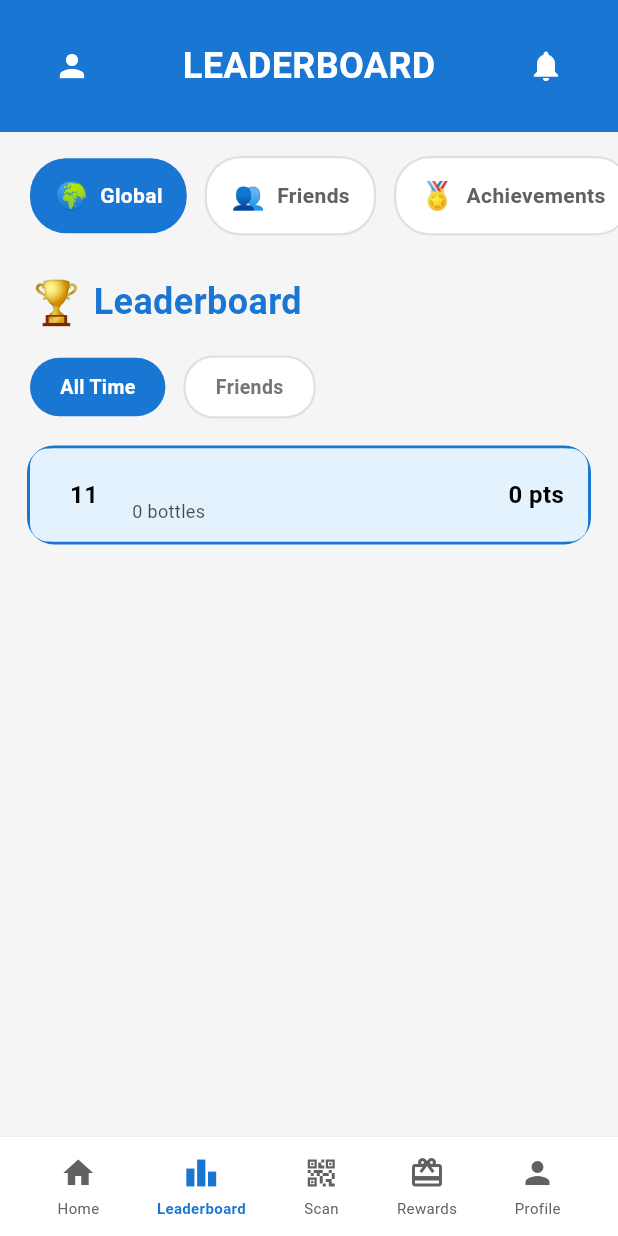
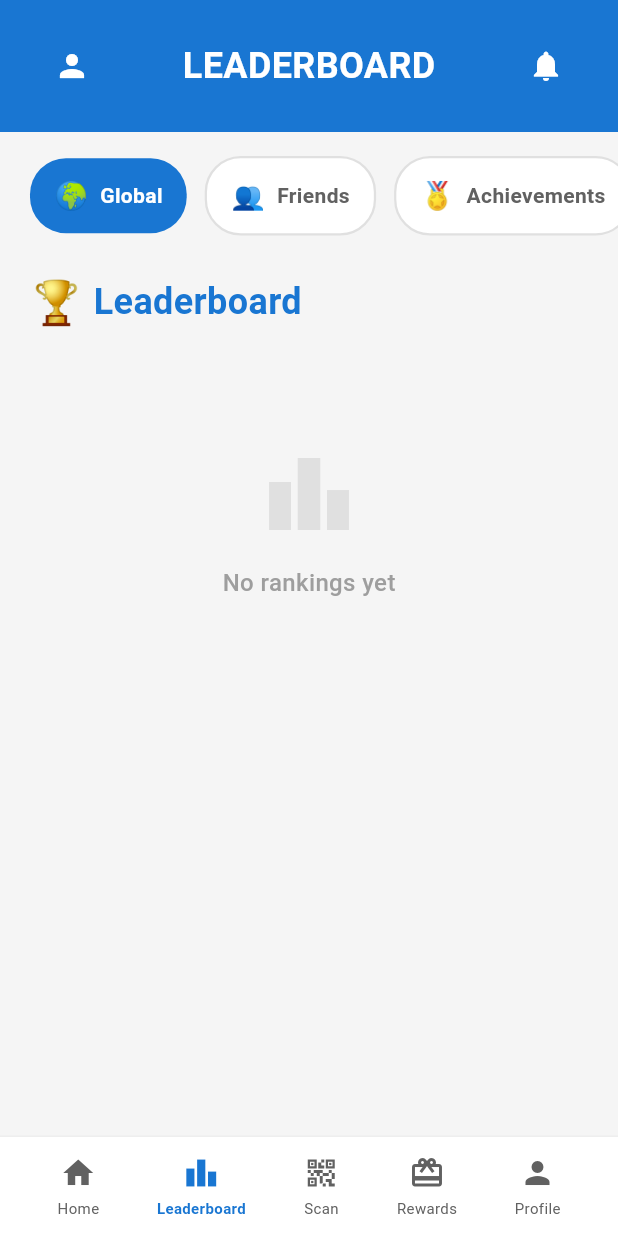
Before and after one commit to jerronjunior/Price-ur-Plastic, a Flutter app: the screen it shows once a user with an empty profile is signed in, item 2 of the bottom bar chosen, on a phone screen of 412 x 824 dp. Run offline on Flutter 3.47's test engine with Material 3 defaults, Android fonts, the phone set to English and light mode, and no system bars; our stand-ins replace camera, cloud_firestore, firebase_auth, firebase_core, firebase_storage, go_router and 1 more; missing offline and left inert: mobile_scanner; accounts and stored records are empty; network calls fail.

Commit message:
feat: Add welcome message functionality for new users and update UI in home and leaderboard screens

```diff
--- a/lib/providers/auth_provider.dart
+++ b/lib/providers/auth_provider.dart
@@ -21,6 +21,10 @@ class AuthProvider with ChangeNotifier {
   UserModel? get user => _user;
 
   bool get isLoggedIn => userId != null;
+
+  // Flag to show welcome message only after login
+  bool _justLoggedIn = false;
+  bool get justLoggedIn => _justLoggedIn;
 
   /// Stream for router refresh on login/logout.
   Stream<User?> get authStateChanges => _auth.authStateChanges;
@@ -92,6 +96,8 @@ class AuthProvider with ChangeNotifier {
         );
         notifyListeners();
       }
+      // Set flag to show welcome message
+      _justLoggedIn = true;
       return null;
     } on FirebaseAuthException catch (e) {
       return _friendlyAuthMessage(e, fallback: 'Registration failed.');
@@ -124,6 +130,8 @@ class AuthProvider with ChangeNotifier {
           );
           notifyListeners();
         }
+        // Set flag to show welcome message
+        _justLoggedIn = true;
       }
       return null;
     } on FirebaseAuthException catch (e) {
@@ -163,6 +171,13 @@ class AuthProvider with ChangeNotifier {
   Future<void> logout() async {
     await _auth.signOut();
     _user = null;
+    _justLoggedIn = false;
+    notifyListeners();
+  }
+
+  /// Reset welcome message flag after display.
+  void resetWelcomeMessage() {
+    _justLoggedIn = false;
     notifyListeners();
   }
 
--- a/lib/screens/home/home_screen.dart
+++ b/lib/screens/home/home_screen.dart
@@ -15,12 +15,15 @@ class HomeScreen extends StatefulWidget {
 }
 
 class _HomeScreenState extends State<HomeScreen> {
-  late bool _showWelcome;
+  bool _showWelcome = false;
   bool _showNotificationPanel = false;
 
   @override
   void initState() {
     super.initState();
+    // Check if user just logged in
+    final authProvider = context.read<AuthProvider>();
+    if (authProvider.justLoggedIn) {
       _showWelcome = true;
       // Hide welcome message after 2 seconds
       Future.delayed(const Duration(seconds: 2), () {
@@ -28,8 +31,11 @@ class _HomeScreenState extends State<HomeScreen> {
           setState(() {
             _showWelcome = false;
           });
+          // Reset the flag so it doesn't show again
+          authProvider.resetWelcomeMessage();
         }
       });
+    }
   }
 
   @override
--- a/lib/screens/leaderboard/leaderboard_screen.dart
+++ b/lib/screens/leaderboard/leaderboard_screen.dart
@@ -18,7 +18,6 @@ class LeaderboardScreen extends StatefulWidget {
 
 class _LeaderboardScreenState extends State<LeaderboardScreen> {
   String _activeTab = 'Global'; // Global, Friends, Achievements
-  String _activeFilter = 'All Time'; // All Time, Friends
   bool _showNotificationPanel = false;
 
   // Color scheme for top 3 rankings
@@ -137,31 +136,9 @@ class _LeaderboardScreenState extends State<LeaderboardScreen> {
               ),
             ),
             const SizedBox(height: 16),
-            // Filter Buttons: All Time, Friends
-            Padding(
-              padding: const EdgeInsets.symmetric(horizontal: 20),
-              child: Row(
-                children: [
-                  _FilterButton(
-                    label: 'All Time',
-                    isActive: _activeFilter == 'All Time',
-                    onTap: () {
-                      setState(() => _activeFilter = 'All Time');
-                    },
-                  ),
-                  const SizedBox(width: 12),
-                  _FilterButton(
-                    label: 'Friends',
-                    isActive: _activeFilter == 'Friends',
-                    onTap: () {
-                      setState(() => _activeFilter = 'Friends');
-                    },
-                  ),
-                ],
-              ),
-            ),
-            const SizedBox(height: 20),
-            // Leaderboard List from Firestore
+            // Content based on active tab
+            if (_activeTab == 'Global') ...[
+              // Leaderboard List from Firestore - Top 10 users
               StreamBuilder<List<UserModel>>(
                 stream: firestore.leaderboardStream(),
                 builder: (context, snapshot) {
@@ -188,6 +165,32 @@ class _LeaderboardScreenState extends State<LeaderboardScreen> {
 
                   final leaderboardUsers = snapshot.data ?? [];
 
+                  if (leaderboardUsers.isEmpty) {
+                    return Padding(
+                      padding: const EdgeInsets.symmetric(horizontal: 20, vertical: 60),
+                      child: Center(
+                        child: Column(
+                          children: [
+                            Icon(
+                              Icons.leaderboard,
+                              size: 64,
+                              color: Colors.grey.shade300,
+                            ),
+                            const SizedBox(height: 16),
+                            Text(
+                              'No rankings yet',
+                              style: TextStyle(
+                                fontSize: 16,
+                                color: Colors.grey.shade500,
+                                fontWeight: FontWeight.w500,
+                              ),
+                            ),
+                          ],
+                        ),
+                      ),
+                    );
+                  }
+
                   return Padding(
                     padding: const EdgeInsets.symmetric(horizontal: 20),
                     child: Column(
@@ -198,10 +201,8 @@ class _LeaderboardScreenState extends State<LeaderboardScreen> {
                           final rank = index + 1;
                           final user = entry.value;
 
-                        final backgroundColor = topColors[rank] ??
-                            Colors.white;
-                        final medal =
-                            medalEmojis[rank] ?? '$rank';
+                          final backgroundColor = topColors[rank] ?? Colors.white;
+                          final medal = medalEmojis[rank] ?? '$rank';
 
                           return Padding(
                             padding: const EdgeInsets.only(bottom: 12),
@@ -244,6 +245,105 @@ class _LeaderboardScreenState extends State<LeaderboardScreen> {
                   );
                 },
               ),
+            ] else if (_activeTab == 'Friends') ...[
+              // Friends tab - Coming Soon
+              Padding(
+                padding: const EdgeInsets.symmetric(horizontal: 20, vertical: 80),
+                child: Center(
+                  child: Column(
+                    children: [
+                      Icon(
+                        Icons.people_outline,
+                        size: 80,
+                        color: Colors.grey.shade300,
+                      ),
+                      const SizedBox(height: 24),
+                      Text(
+                        'Coming Soon!',
+                        style: TextStyle(
+                          fontSize: 24,
+                          color: Colors.grey.shade700,
+                          fontWeight: FontWeight.bold,
+                        ),
+                      ),
+                      const SizedBox(height: 12),
+                      Text(
+                        'Friends leaderboard feature\nis under development',
+                        textAlign: TextAlign.center,
+                        style: TextStyle(
+                          fontSize: 16,
+                          color: Colors.grey.shade500,
+                        ),
+                      ),
+                      const SizedBox(height: 24),
+                      Container(
+                        padding: const EdgeInsets.symmetric(horizontal: 24, vertical: 12),
+                        decoration: BoxDecoration(
+                          color: AppTheme.primaryBlue.withOpacity(0.1),
+                          borderRadius: BorderRadius.circular(20),
+                          border: Border.all(
+                            color: AppTheme.primaryBlue.withOpacity(0.3),
+                          ),
+                        ),
+                        child: Row(
+                          mainAxisSize: MainAxisSize.min,
+                          children: [
+                            Icon(
+                              Icons.info_outline,
+                              size: 16,
+                              color: AppTheme.primaryBlue,
+                            ),
+                            const SizedBox(width: 8),
+                            Text(
+                              'Compete with your friends soon!',
+                              style: TextStyle(
+                                fontSize: 13,
+                                color: AppTheme.primaryBlue,
+                                fontWeight: FontWeight.w600,
+                              ),
+                            ),
+                          ],
+                        ),
+                      ),
+                    ],
+                  ),
+                ),
+              ),
+            ] else if (_activeTab == 'Achievements') ...[
+              // Achievements tab - Show users with achievements or empty state
+              Padding(
+                padding: const EdgeInsets.symmetric(horizontal: 20, vertical: 80),
+                child: Center(
+                  child: Column(
+                    children: [
+                      Icon(
+                        Icons.emoji_events_outlined,
+                        size: 80,
+                        color: Colors.grey.shade300,
+                      ),
+                      const SizedBox(height: 24),
+                      Text(
+                        'No Achievements Yet',
+                        style: TextStyle(
+                          fontSize: 20,
+                          color: Colors.grey.shade700,
+                          fontWeight: FontWeight.bold,
+                        ),
+                      ),
+                      const SizedBox(height: 12),
+                      Text(
+                        'Achievement system coming soon!\nStart recycling to earn achievements',
+                        textAlign: TextAlign.center,
+                        style: TextStyle(
+                          fontSize: 16,
+                          color: Colors.grey.shade500,
+                        ),
+                      ),
+                    ],
+                  ),
+                ),
+              ),
+            ],
             const SizedBox(height: 24),
           ],
         ),
--- a/lib/screens/rewards/rewards_screen.dart
+++ b/lib/screens/rewards/rewards_screen.dart
@@ -5,6 +5,7 @@ import 'dart:math' as math;
 import '../../providers/auth_provider.dart';
 import '../../widgets/bottom_nav_bar.dart';
 import '../../widgets/notification_panel.dart';
+import '../../core/theme.dart';
 
 class RewardsScreen extends StatefulWidget {
   const RewardsScreen({super.key});
@@ -98,6 +99,7 @@ class _RewardsScreenState extends State<RewardsScreen>
     final eligibleSpins = points ~/ _spinCost;
 
     return Scaffold(
+      backgroundColor: Colors.white,
       bottomNavigationBar: AppBottomNavBar(currentRoute: '/rewards'),
       body: Stack(
         children: [
@@ -106,7 +108,7 @@ class _RewardsScreenState extends State<RewardsScreen>
               // Blue Header
               Container(
                 width: double.infinity,
-                color: const Color(0xFF1565C0),
+                color: AppTheme.primaryBlue,
                 padding: const EdgeInsets.symmetric(horizontal: 24, vertical: 20),
                 child: Row(
                   mainAxisAlignment: MainAxisAlignment.spaceBetween,
```
Lines whose indentation alone changed are shown as unchanged.
